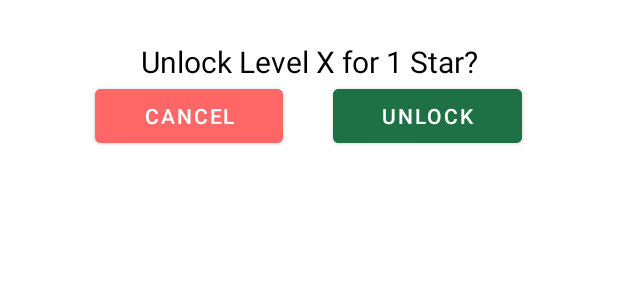
After one commit to jphavill/4176-group, an Android app: the layout unlock_dialog.xml on its own in the app's theme, with its tools: preview values and no code run, on a phone screen of 412 x 824 dp. The commit adds this screen. Shown: the top 300 px of the screen. Run offline under Robolectric (Android 15) with nearby library versions, the phone set to English and light mode, and no system bars.

Commit message:
add unlockable levels with purchase dialog

```diff
--- /dev/null
+++ b/app/src/main/java/com/example/csci4176_groupproject/unlockDialogCallback.kt
@@ -0,0 +1,5 @@
+package com.example.csci4176_groupproject
+
+interface  unlockDialogCallback {
+    fun unlockDialogCallBack(result: Boolean)
+}
--- a/app/src/main/java/com/example/csci4176_groupproject/winDialog.kt
+++ b/app/src/main/java/com/example/csci4176_groupproject/winDialog.kt
@@ -7,7 +7,6 @@ import android.view.LayoutInflater
 import android.widget.Button
 import android.widget.ImageView
 import android.widget.TextView
-import android.widget.Toast
 import androidx.appcompat.app.AlertDialog
 import androidx.appcompat.content.res.AppCompatResources
 import com.google.gson.Gson
@@ -31,7 +30,7 @@ class winDialog(context: Context) : AlertDialog.Builder(context)  {
         builder.setView(view)
 
         // set the seconds
-        val timeView = view.findViewById<TextView>(R.id.timeText)
+        val timeView = view.findViewById<TextView>(R.id.purchaseText)
         timeView.text = String.format("Time: %.2fs", milliseconds.toFloat() / 1000)
 
 
--- /dev/null
+++ b/app/src/main/res/layout/unlock_dialog.xml
@@ -0,0 +1,91 @@
+<?xml version="1.0" encoding="utf-8"?>
+<RelativeLayout xmlns:android="http://schemas.android.com/apk/res/android"
+    xmlns:app="http://schemas.android.com/apk/res-auto"
+    android:layout_width="match_parent"
+    android:layout_height="wrap_content"
+    android:layout_margin="-5dp"
+    android:foregroundTint="#000000"
+    android:foregroundTintMode="add">
+
+    <LinearLayout
+        android:layout_width="match_parent"
+        android:layout_height="wrap_content"
+        android:layout_marginStart="30dp"
+        android:layout_marginTop="30dp"
+        android:layout_marginEnd="30dp"
+        android:layout_marginBottom="30dp"
+        android:orientation="vertical">
+
+        <TextView
+            android:id="@+id/purchaseText"
+            android:layout_width="match_parent"
+            android:layout_height="match_parent"
+            android:layout_margin="-5dp"
+            android:layout_weight="1"
+            android:includeFontPadding="false"
+            android:text="Unlock Level X for 1 Star?"
+            android:textAlignment="center"
+            android:textColor="@color/black"
+            android:textSize="20sp" />
+
+        <LinearLayout
+            android:layout_width="match_parent"
+            android:layout_height="match_parent"
+            android:layout_weight="1"
+            android:orientation="horizontal">
+
+            <Space
+                android:layout_width="wrap_content"
+                android:layout_height="wrap_content"
+                android:layout_weight="1" />
+
+        </LinearLayout>
+
+        <LinearLayout
+            android:layout_width="match_parent"
+            android:layout_height="match_parent"
+            android:orientation="horizontal">
+
+            <Space
+                android:layout_width="wrap_content"
+                android:layout_height="wrap_content"
+                android:layout_weight="1" />
+
+            <Button
+                android:id="@+id/cancelPurchase"
+                android:layout_width="wrap_content"
+                android:layout_height="wrap_content"
+                android:layout_weight="1"
+                android:backgroundTint="@color/red"
+                android:text="Cancel" />
+
+            <Space
+                android:layout_width="wrap_content"
+                android:layout_height="wrap_content"
+                android:layout_weight="1" />
+
+            <Button
+                android:id="@+id/unlockButton"
+                android:layout_width="wrap_content"
+                android:layout_height="wrap_content"
+                android:layout_weight="1"
+                android:backgroundTint="@color/green"
+                android:text="Unlock" />
+
+            <Space
+                android:layout_width="wrap_content"
+                android:layout_height="wrap_content"
+                android:layout_weight="1" />
+
+        </LinearLayout>
+
+        <LinearLayout
+            android:layout_width="match_parent"
+            android:layout_height="match_parent"
+            android:orientation="horizontal">
+
+        </LinearLayout>
+
+    </LinearLayout>
+
+</RelativeLayout>
--- a/app/src/main/res/layout/win_dialog.xml
+++ b/app/src/main/res/layout/win_dialog.xml
@@ -32,7 +32,7 @@
         </LinearLayout>
 
         <TextView
-            android:id="@+id/timeText"
+            android:id="@+id/purchaseText"
             android:layout_width="match_parent"
             android:layout_height="match_parent"
             android:layout_weight="1"
```
Also changed, not shown: app/src/main/java/com/example/csci4176_groupproject/LevelSelect.kt (+17 -17 lines), app/src/main/java/com/example/csci4176_groupproject/unlockDialog.kt (added, +65 -0 lines).
